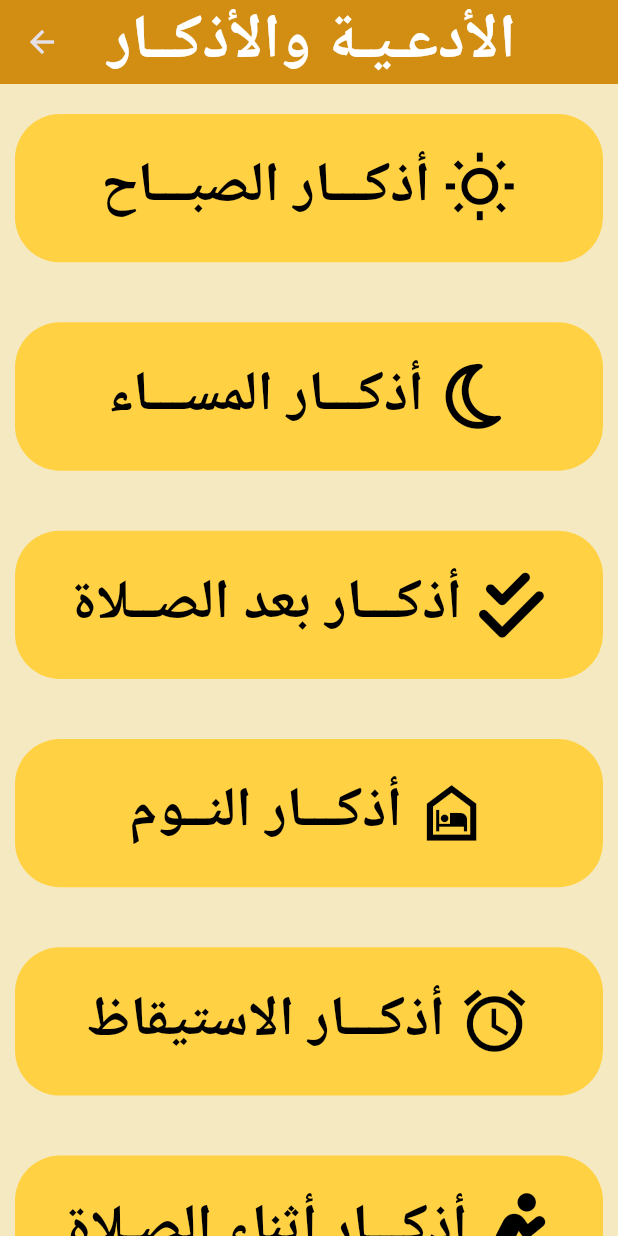
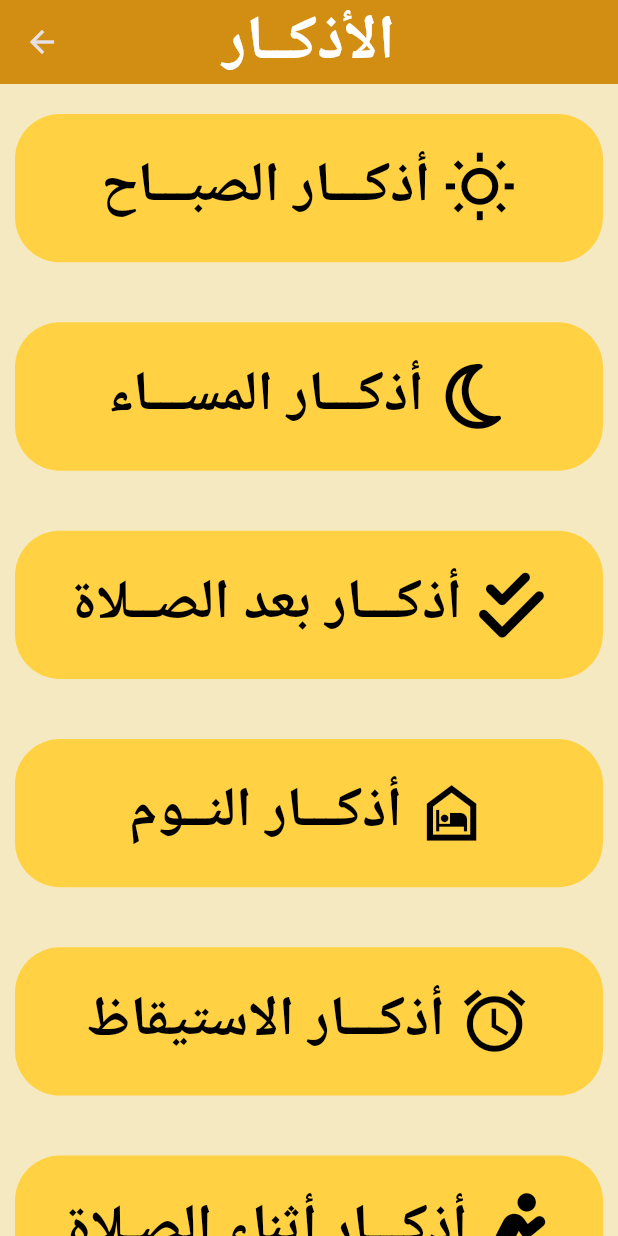
Before and after one commit to islamashraf011/Quran_App, a Flutter app: the AzkarView screen opened by its route, on a phone screen of 412 x 824 dp. Run offline on Flutter 3.47's test engine with Material 3 defaults, Android fonts, the phone set to English and light mode, and no system bars; our stand-ins replace bloc, flutter_bloc, font_awesome_flutter, geolocator, hijri; missing offline and left inert: flutter_qiblah.

Commit message:
Edit Name of Title in Azkar View

```diff
--- a/lib/views/azkar_view.dart
+++ b/lib/views/azkar_view.dart
@@ -13,7 +13,7 @@ class AzkarView extends StatelessWidget {
         centerTitle: true,
         backgroundColor: const Color(0xffd28e13),
         title: Text(
-          "الأدعـيـة والأذكــار",
+          "الأذكــار",
           style: TextStyle(
             color: Colors.white,
             fontSize: MediaQuery.of(context).size.width * 0.10,
```
